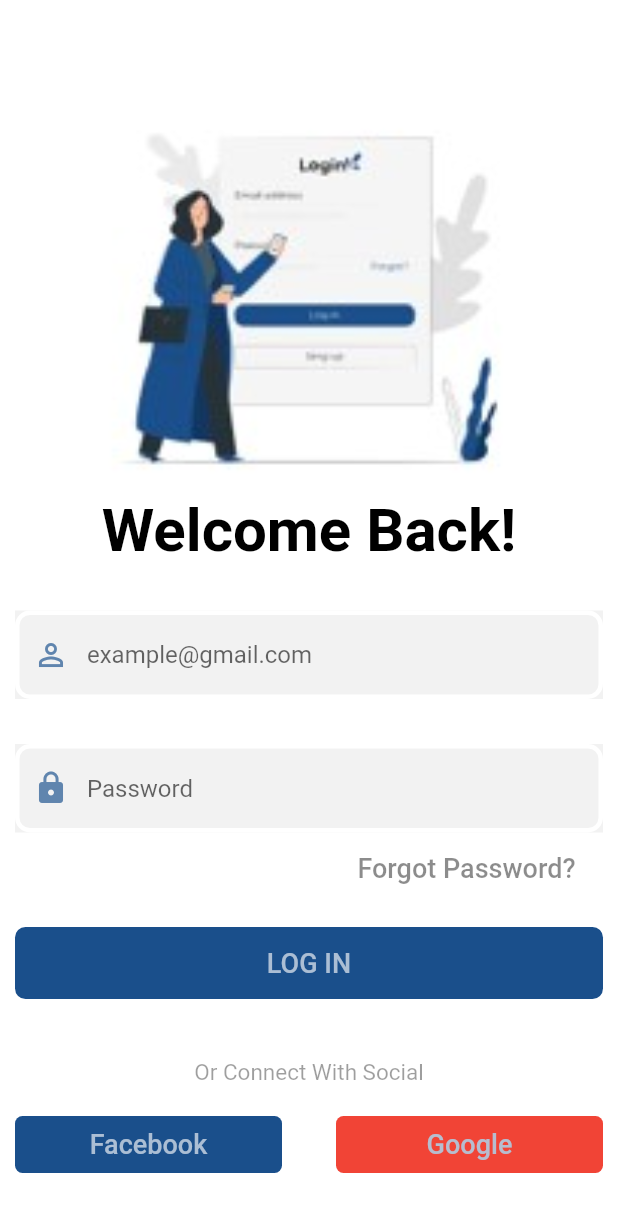
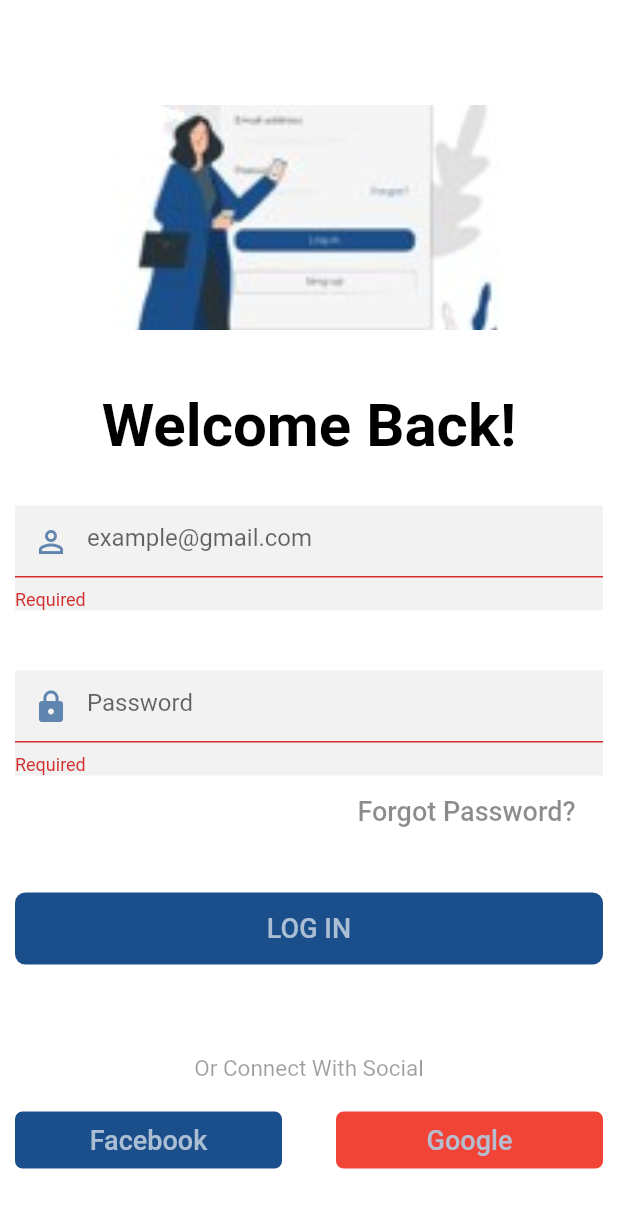
Before and after one commit to AsifNinjaWeavers/Assesment-1, a Flutter app: the screen it shows after launch, on a phone screen of 412 x 824 dp. Shown: the top 1212 px of the screen. Run offline on Flutter 3.47's test engine with Material 2 defaults, Android fonts, the phone set to English and light mode, and no system bars; network calls fail.

Commit message:
updated FormField

```diff
--- a/lib/forgetpage.dart
+++ b/lib/forgetpage.dart
@@ -96,7 +96,7 @@ class ForgetPage extends StatelessWidget {
                           Navigator.push(
                               context,
                               MaterialPageRoute(
-                                builder: (_) => const LoginPage(),
+                                builder: (_) => LoginPage(),
                               ));
                         },
                         child: const Text(
--- a/lib/loginpage.dart
+++ b/lib/loginpage.dart
@@ -2,10 +2,54 @@
 
 import 'package:asses1/forgetpage.dart';
 import 'package:asses1/home.dart';
+import 'package:asses1/validator.dart';
 import 'package:flutter/material.dart';
 
-class LoginPage extends StatelessWidget {
-  const LoginPage({super.key});
+class LoginPage extends StatefulWidget {
+  LoginPage({super.key});
+
+  @override
+  State<LoginPage> createState() => _LoginPageState();
+}
+
+class _LoginPageState extends State<LoginPage> {
+  GlobalKey<FormState> formkey = GlobalKey();
+  bool isEmailCorrect = false;
+  Validator v = new Validator();
+  TextEditingController emailtext = TextEditingController();
+
+  TextEditingController passtext = TextEditingController();
+  String validateEmail(value) {
+    if (value.length == 0) {
+      return "Required";
+    } else {
+      bool emailValid = RegExp(
+              r"^[a-zA-Z0-9.a-zA-Z0-9.!#$%&'*+-/=?^_`{|}~]+@[a-zA-Z0-9]+\.[a-zA-Z]+")
+          .hasMatch(value);
+      if (!emailValid) {
+        return "Please Enter Correct Email";
+      } else {
+        return '';
+      }
+    }
+  }
+
+  // bool validate() {
+  //   if (formkey.currentState!.validate()) {
+  //     return true;
+  //   }
+  //   return false;
+  // }
+
+  String validatePass(value) {
+    if (value.length == 0) {
+      return "Required";
+    } else if (value.length < 8) {
+      return "Password Should Be Minimum 8 Character";
+    } else {
+      return "";
+    }
+  }
 
   @override
   Widget build(BuildContext context) {
@@ -17,7 +61,7 @@ class LoginPage extends StatelessWidget {
             child: Column(
               children: [
                 Container(
-                  height: 250,
+                  height: 150,
                   width: 400,
                   decoration: const BoxDecoration(
                       image: DecorationImage(
@@ -26,7 +70,7 @@ class LoginPage extends StatelessWidget {
                           fit: BoxFit.cover)),
                 ),
                 const SizedBox(
-                  height: 10,
+                  height: 40,
                 ),
                 const Text(
                   "Welcome Back!",
@@ -38,19 +82,34 @@ class LoginPage extends StatelessWidget {
                 const SizedBox(
                   height: 30,
                 ),
-                const InputField(
-                  example: 'example@gmail.com',
-                  // lebel: 'Email',
-                  icon: Icons.person_outline,
+                Form(
+                  autovalidateMode: AutovalidateMode.always,
+                  key: formkey,
+                  child: Column(
+                    children: [
+                      textField(emailtext, 'example@gmail.com',
+                          Icons.person_outline, validateEmail),
+                      const SizedBox(
+                        height: 40,
+                      ),
+                      textField(passtext, 'Password', Icons.lock, validatePass),
+                    ],
+                  ),
                 ),
-                const SizedBox(
-                  height: 30,
-                ),
-                const InputField(
-                  example: 'Password',
-                  // lebel: 'Password',
-                  icon: Icons.lock,
-                ),
+
+                // InputField(
+                //   example: 'example@gmail.com',
+                //   icon: Icons.person_outline,
+                //   txt: emailtext,
+                // ),
+                // const SizedBox(
+                //   height: 40,
+                // ),
+                // InputField(
+                //   example: 'Password',
+                //   icon: Icons.lock,
+                //   txt: passtext,
+                // ),
                 Padding(
                   padding: const EdgeInsets.fromLTRB(210, 0, 0, 0),
                   child: TextButton(
@@ -68,7 +127,7 @@ class LoginPage extends StatelessWidget {
                   ),
                 ),
                 const SizedBox(
-                  height: 15,
+                  height: 30,
                 ),
                 Container(
                   width: 500,
@@ -80,11 +139,22 @@ class LoginPage extends StatelessWidget {
                   ),
                   child: TextButton(
                     onPressed: () {
-                      Navigator.push(
-                          context,
-                          MaterialPageRoute(
-                            builder: (_) => Home(),
-                          ));
+                      // final snackBar = SnackBar(
+                      //   content: Text('Please Enter All The Field'),
+                      // );
+                      final snackBar1 = const SnackBar(
+                          content: Text('You Entered wrong Email Or Password'));
+                      checkloging(emailtext.text.toString(),
+                              passtext.text.toString())
+                          ? Navigator.push(
+                              context,
+                              MaterialPageRoute(
+                                builder: (_) => Home(
+                                  email: 'fake@email.com',
+                                ),
+                              ))
+                          : ScaffoldMessenger.of(context)
+                              .showSnackBar(snackBar1);
                     },
                     child: const Text(
                       'LOG IN',
@@ -93,7 +163,7 @@ class LoginPage extends StatelessWidget {
                   ),
                 ),
                 const SizedBox(
-                  height: 40,
+                  height: 60,
                 ),
                 const Text(
                   'Or Connect With Social',
@@ -119,6 +189,42 @@ class LoginPage extends StatelessWidget {
             ),
           ),
         ));
+  }
+
+  Container textField(
+    TextEditingController txt,
+    String example,
+    IconData icon,
+    validateEmail,
+  ) {
+    return Container(
+      color: const Color(0xff1f1f1f1),
+      child: TextFormField(
+        controller: txt,
+        validator: validateEmail,
+        style: const TextStyle(color: Color(0xff6085ae)),
+        decoration: InputDecoration(
+            enabledBorder: OutlineInputBorder(
+              borderRadius: BorderRadius.circular(10),
+              borderSide: const BorderSide(
+                  color: Color.fromARGB(255, 255, 255, 255), width: 3),
+            ),
+            // labelText: lebel,
+            focusedBorder: OutlineInputBorder(
+              borderRadius: BorderRadius.circular(10),
+              borderSide: const BorderSide(color: Color(0xff6085ae), width: 3),
+            ),
+            hintText: example,
+
+            // hintStyle: hintStylecolor:Color(0xff1406c9e),
+            prefixIcon: Icon(
+              icon,
+              color: const Color(0xff6085ae),
+            ),
+            // fillColor: Colors.yellow,
+            hoverColor: Colors.black),
+      ),
+    );
   }
 }
 
@@ -152,47 +258,59 @@ class SocialButton extends StatelessWidget {
   }
 }
 
-class InputField extends StatelessWidget {
-  // final String lebel;
-  final String example;
-  final IconData icon;
+bool checkloging(String tx1, String tx2) {
+  if (tx1 == "fake@email.com") {
+    if (tx2 == '12345678') {
+      return true;
+    } else {
+      return false;
+    }
+  }
+  return false;
+}
 
-  const InputField({
-    required this.example,
-    required this.icon,
-    // required this.lebel,
-    Key? key,
-  }) : super(key: key);
+// class InputField extends StatelessWidget {
+//   // final String lebel;
+//   final TextEditingController txt;
+//   final String example;
+//   final IconData icon;
 
-  @override
-  Widget build(BuildContext context) {
-    return Container(
-      color: const Color(0xff1f1f1f1),
-      child: TextField(
-        style: const TextStyle(color: Color(0xff6085ae)),
-        decoration: InputDecoration(
-            // color: Color(col),
+//   const InputField({
+//     required this.txt,
+//     required this.example,
+//     required this.icon,
+//     // required this.lebel,
+//     Key? key,
+//   }) : super(key: key);
 
-            enabledBorder: OutlineInputBorder(
-              borderRadius: BorderRadius.circular(10),
-              borderSide: const BorderSide(
-                  color: Color.fromARGB(255, 255, 255, 255), width: 3),
-            ),
-            // labelText: lebel,
-            focusedBorder: OutlineInputBorder(
-              borderRadius: BorderRadius.circular(10),
-              borderSide: const BorderSide(color: Color(0xff6085ae), width: 3),
-            ),
-            hintText: example,
+//   @override
+//   Widget build(BuildContext context) {
+//     return Container(
+//       color: const Color(0xff1f1f1f1),
+//       child: TextField(
+//         controller: txt,
+//         style: const TextStyle(color: Color(0xff6085ae)),
+//         decoration: InputDecoration(
+//             enabledBorder: OutlineInputBorder(
+//               borderRadius: BorderRadius.circular(10),
+//               borderSide: const BorderSide(
+//                   color: Color.fromARGB(255, 255, 255, 255), width: 3),
+//             ),
+//             // labelText: lebel,
+//             focusedBorder: OutlineInputBorder(
+//               borderRadius: BorderRadius.circular(10),
+//               borderSide: const BorderSide(color: Color(0xff6085ae), width: 3),
+//             ),
+//             hintText: example,
 
-            // hintStyle: hintStylecolor:Color(0xff1406c9e),
-            prefixIcon: Icon(
-              icon,
-              color: const Color(0xff6085ae),
-            ),
-            // fillColor: Colors.yellow,
-            hoverColor: Colors.black),
-      ),
-    );
-  }
-}
+//             // hintStyle: hintStylecolor:Color(0xff1406c9e),
+//             prefixIcon: Icon(
+//               icon,
+//               color: const Color(0xff6085ae),
+//             ),
+//             // fillColor: Colors.yellow,
+//             hoverColor: Colors.black),
+//       ),
+//     );
+//   }
+// }
--- /dev/null
+++ b/lib/validator.dart
@@ -0,0 +1,7 @@
+class Validator {
+  RegExp _isEmail = new RegExp(r"^[a-z0-9@]");
+
+  bool checlemail(String str) {
+    return _isEmail.hasMatch(str);
+  }
+}
```
Also changed, not shown: lib/home.dart (+24 -15 lines).
